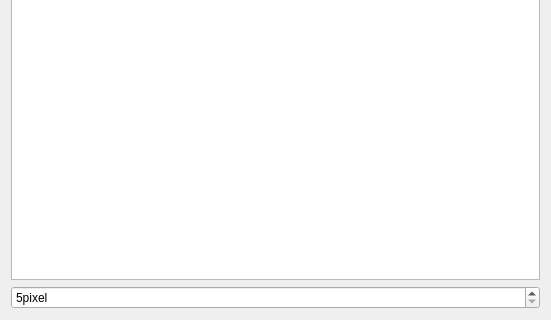
This is src/isotopedialog.ui in KDE/kalzium as Qt 5 draws it before an edit; both pictures show x 0 to 551 and y 167 to 487 of the 551 by 487 pixel window. The edited form follows.
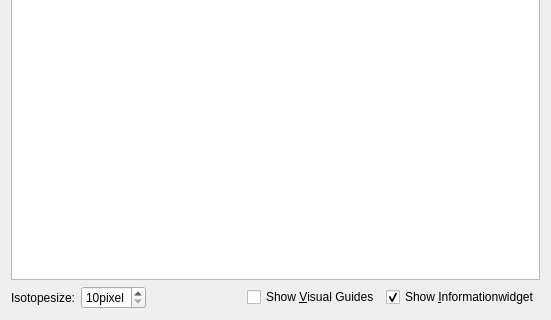
This is the edited form.

Commit message: Adding support for cooking coffee and massaging programmers shoulders. Also, the infowidget can now be moved around. Need to find a way to keep it in the view.

What changed in the file:
```diff
--- a/src/isotopedialog.ui
+++ b/src/isotopedialog.ui
@@ -13,7 +13,7 @@
    <string>Form</string>
   </property>
   <layout class="QGridLayout" >
-   <item row="0" column="0" >
+   <item row="0" column="0" colspan="5" >
     <widget class="QGraphicsView" name="gv" >
      <property name="dragMode" >
       <enum>QGraphicsView::ScrollHandDrag</enum>
@@ -21,15 +21,58 @@
     </widget>
    </item>
    <item row="1" column="0" >
+    <widget class="QLabel" name="label" >
+     <property name="text" >
+      <string>Isotopesize:</string>
+     </property>
+     <property name="buddy" >
+      <cstring>pixelSpin</cstring>
+     </property>
+    </widget>
+   </item>
+   <item row="1" column="1" >
     <widget class="QSpinBox" name="pixelSpin" >
      <property name="suffix" >
       <string>pixel</string>
      </property>
      <property name="minimum" >
-      <number>5</number>
+      <number>10</number>
      </property>
      <property name="maximum" >
-      <number>40</number>
+      <number>50</number>
+     </property>
+     <property name="singleStep" >
+      <number>5</number>
+     </property>
+    </widget>
+   </item>
+   <item row="1" column="2" >
+    <spacer>
+     <property name="orientation" >
+      <enum>Qt::Horizontal</enum>
+     </property>
+     <property name="sizeHint" >
+      <size>
+       <width>40</width>
+       <height>20</height>
+      </size>
+     </property>
+    </spacer>
+   </item>
+   <item row="1" column="3" >
+    <widget class="QCheckBox" name="guides" >
+     <property name="text" >
+      <string>Show &amp;Visual Guides</string>
+     </property>
+    </widget>
+   </item>
+   <item row="1" column="4" >
+    <widget class="QCheckBox" name="infowidget" >
+     <property name="text" >
+      <string>Show &amp;Informationwidget</string>
+     </property>
+     <property name="checked" >
+      <bool>true</bool>
      </property>
     </widget>
    </item>
```
The commit also changes 2 other files.
